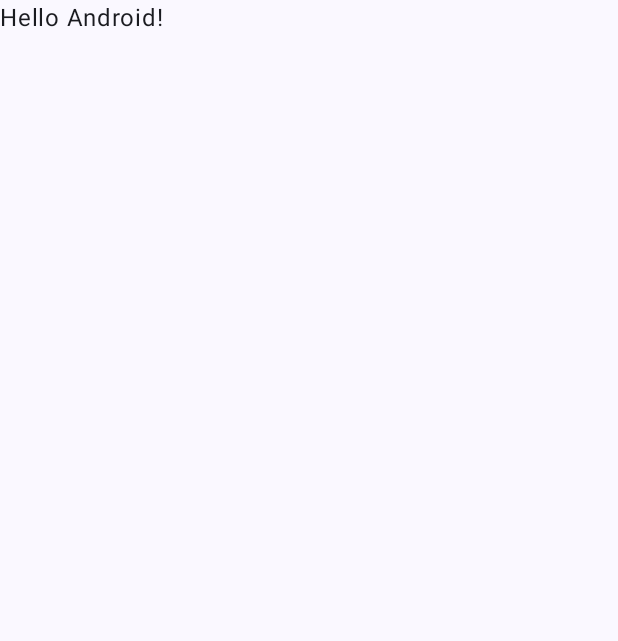
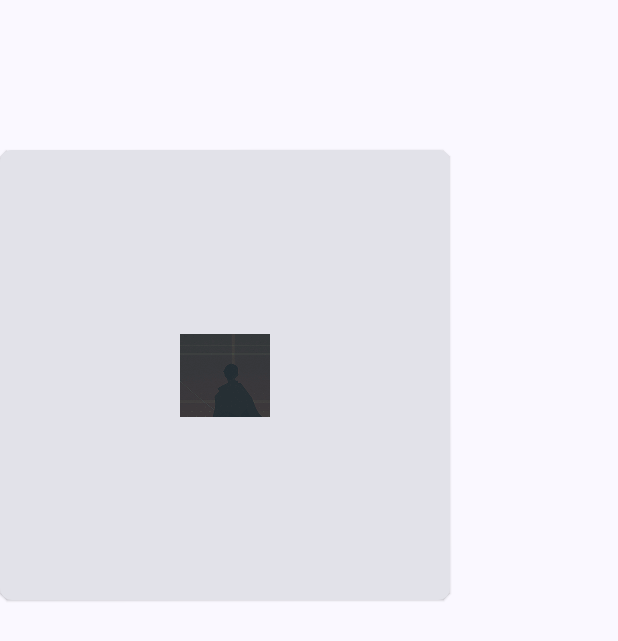
Before and after one commit to xfhy/ComposeDemo, an Android app built with Jetpack Compose: the MainActivity screen opened directly, with no data from a screen before it, on a phone screen of 412 x 824 dp. Before the commit the part shown is almost empty. Shown: the top 641 px of the screen. Run offline under Robolectric (Android 15) with nearby library versions, the phone set to English and light mode, and no system bars.

```diff
--- a/app/src/main/java/com/xfhy/composedemo/MainActivity.kt
+++ b/app/src/main/java/com/xfhy/composedemo/MainActivity.kt
@@ -4,13 +4,35 @@ import android.os.Bundle
 import androidx.activity.ComponentActivity
 import androidx.activity.compose.setContent
 import androidx.activity.enableEdgeToEdge
+import androidx.compose.animation.AnimatedVisibility
+import androidx.compose.foundation.Image
+import androidx.compose.foundation.clickable
+import androidx.compose.foundation.layout.Box
+import androidx.compose.foundation.layout.Column
 import androidx.compose.foundation.layout.fillMaxSize
+import androidx.compose.foundation.layout.fillMaxWidth
+import androidx.compose.foundation.layout.height
+import androidx.compose.foundation.layout.offset
 import androidx.compose.foundation.layout.padding
+import androidx.compose.foundation.layout.width
+import androidx.compose.foundation.shape.RoundedCornerShape
+import androidx.compose.material3.Card
+import androidx.compose.material3.CardColors
+import androidx.compose.material3.CardDefaults
+import androidx.compose.material3.MaterialTheme
 import androidx.compose.material3.Scaffold
 import androidx.compose.material3.Text
 import androidx.compose.runtime.Composable
+import androidx.compose.runtime.getValue
+import androidx.compose.runtime.mutableStateOf
+import androidx.compose.runtime.remember
+import androidx.compose.runtime.setValue
+import androidx.compose.ui.Alignment
 import androidx.compose.ui.Modifier
+import androidx.compose.ui.res.painterResource
+import androidx.compose.ui.text.style.TextAlign
 import androidx.compose.ui.tooling.preview.Preview
+import androidx.compose.ui.unit.dp
 import com.xfhy.composedemo.ui.theme.ComposeDemoTheme
 
 class MainActivity : ComponentActivity() {
@@ -20,10 +42,7 @@ class MainActivity : ComponentActivity() {
         setContent {
             ComposeDemoTheme {
                 Scaffold(modifier = Modifier.fillMaxSize()) { innerPadding ->
-                    Greeting(
-                        name = "Android",
-                        modifier = Modifier.padding(innerPadding)
-                    )
+                    jetpackCompose()
                 }
             }
         }
@@ -38,6 +57,46 @@ fun Greeting(name: String, modifier: Modifier = Modifier) {
     )
 }
 
+@Composable
+fun jetpackCompose() {
+    Card(
+        modifier = Modifier
+            .width(300.dp)
+            .height(300.dp)
+            .offset(y = 100.dp),
+        // 高度
+        elevation = CardDefaults.elevatedCardElevation(),
+        // 圆角
+        shape = RoundedCornerShape(8.dp),
+    ) {
+        var expanded by remember {
+            mutableStateOf(false)
+        }
+        Box(
+            modifier = Modifier.fillMaxSize(), contentAlignment = Alignment.Center
+        ) {
+            Column(
+                Modifier
+                    .clickable { expanded = !expanded }) {
+                Image(
+                    modifier = Modifier.fillMaxWidth(),
+                    painter = painterResource(id = R.drawable.icon_test),
+                    contentDescription = ""
+                )
+                AnimatedVisibility(visible = expanded) {
+                    Text(
+                        modifier = Modifier.fillMaxWidth(),
+                        text = "Jetpack Compose",
+                        textAlign = TextAlign.Center,
+                        style = MaterialTheme.typography.bodyLarge
+                    )
+                }
+            }
+        }
+
+    }
+}
+
 @Preview(showBackground = true)
 @Composable
 fun GreetingPreview() {
--- a/app/src/main/java/com/xfhy/composedemo/OldActivity.kt
+++ b/app/src/main/java/com/xfhy/composedemo/OldActivity.kt
@@ -18,7 +18,7 @@ import androidx.core.view.WindowInsetsCompat
 import com.xfhy.composedemo.ui.theme.ComposeDemoTheme
 
 /**
- * 在已有布局中加入Compose View
+ * 1. 在已有布局中加入Compose View
  */
 class OldActivity : AppCompatActivity() {
     override fun onCreate(savedInstanceState: Bundle?) {
--- a/app/src/main/res/values/strings.xml
+++ b/app/src/main/res/values/strings.xml
@@ -1,4 +1,5 @@
 <resources>
     <string name="app_name">ComposeDemo</string>
     <string name="title_activity_list">ListActivity</string>
+    <string name="title_activity_view_in_compose">ViewInComposeActivity</string>
 </resources>
```
Also changed, not shown: app/src/main/AndroidManifest.xml (+11 -5 lines), app/src/main/java/com/xfhy/composedemo/ViewInComposeActivity.kt (added, +72 -0 lines).
